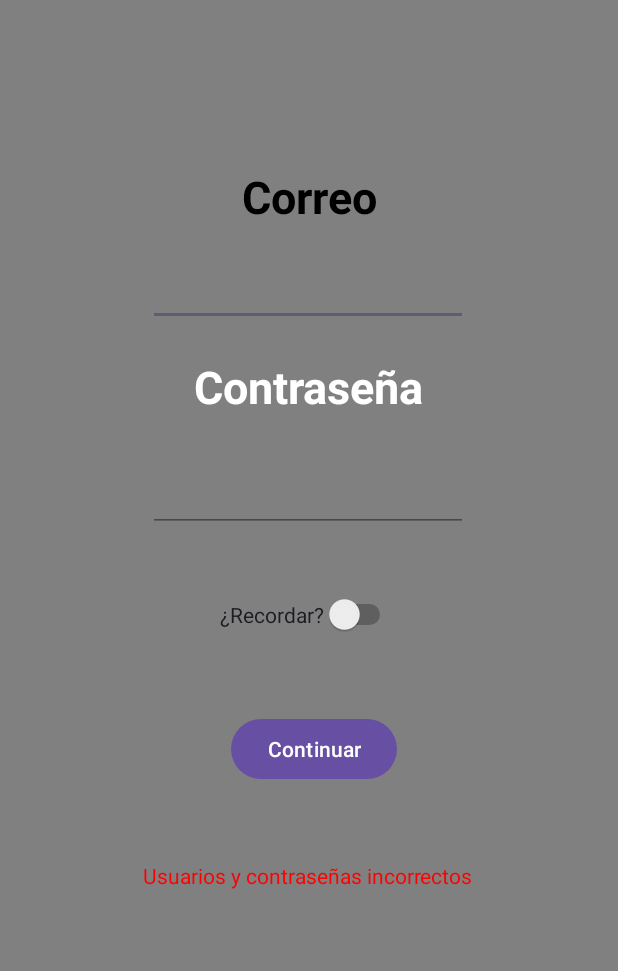
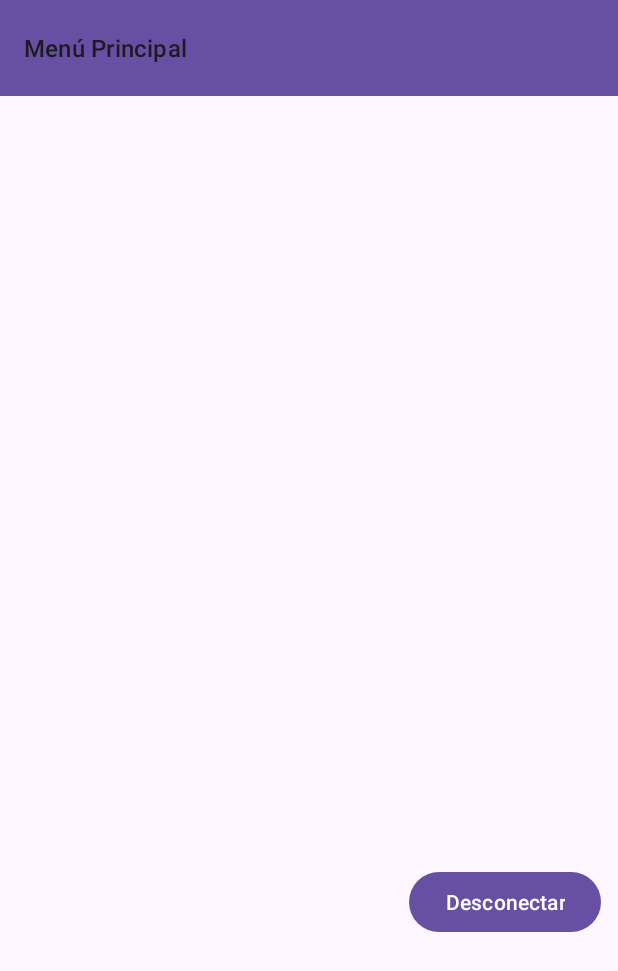
Before and after one commit to JossleyFVY/Programacion_Multimedia, an Android app: the screen it shows after launch (MainActivity before the commit, SegundaPantalla after it), after a tap on "Continuar", on a phone screen of 412 x 824 dp. Shown: the top 971 px of the screen. Run offline under Robolectric (Android 15) with nearby library versions, the phone set to English and light mode, and no system bars.

Commit message:
Ejercicio_Tema_6
Completado con todas las funcionalidades

```diff
--- a/TareaTema6/app/src/main/AndroidManifest.xml
+++ b/TareaTema6/app/src/main/AndroidManifest.xml
@@ -12,6 +12,9 @@
         android:supportsRtl="true"
         android:theme="@style/Theme.TareaTema5">
         <activity
+            android:name=".SegundaPantalla"
+            android:exported="false" />
+        <activity
             android:name=".MainActivity"
             android:exported="true">
             <intent-filter>
--- a/TareaTema6/app/src/main/java/com/example/tareatema5/MainActivity.java
+++ b/TareaTema6/app/src/main/java/com/example/tareatema5/MainActivity.java
@@ -1,5 +1,6 @@
 package com.example.tareatema5;
 
+import android.content.Intent;
 import android.graphics.Color;
 import android.os.Bundle;
 
@@ -38,7 +39,7 @@ public class MainActivity extends AppCompatActivity {
         textoModificable = findViewById(R.id.textoModificar);
 
         bContinuar.setOnClickListener( v -> {
-
+            /* CODIGO PARA QUE MUESTRE EL MENSAJE PERO AHORA AL CAMBIAR DE PANTALLA NO VA TENER UN  USO REAL
             String correo = textoCorreo.getText().toString();
             String contraseña = textoContraseña.getText().toString();
             if(correo.equals("correo@correo.com") && contraseña.equals("123")){
@@ -48,7 +49,13 @@ public class MainActivity extends AppCompatActivity {
             else {
                 textoModificable.setTextColor(Color.RED);
                 textoModificable.setText("Usuarios y contraseñas incorrectos");
-            }
+            }*/
+
+            Intent intent = new Intent(this, SegundaPantalla.class);
+            intent.putExtra("correo",textoCorreo.getText().toString());
+            textoCorreo.setText("");
+            textoContraseña.setText("");
+            startActivity(intent);
 
         });
 
--- /dev/null
+++ b/TareaTema6/app/src/main/java/com/example/tareatema5/SegundaPantalla.java
@@ -0,0 +1,39 @@
+package com.example.tareatema5;
+
+import android.content.Intent;
+import android.os.Bundle;
+
+import androidx.activity.EdgeToEdge;
+import androidx.appcompat.app.AppCompatActivity;
+import androidx.core.graphics.Insets;
+import androidx.core.view.ViewCompat;
+import androidx.core.view.WindowInsetsCompat;
+import android.widget.*;
+
+public class SegundaPantalla extends AppCompatActivity {
+    private TextView textoDelCorreo;
+    private Button btnDesconectar;
+
+    @Override
+    protected void onCreate(Bundle savedInstanceState) {
+        super.onCreate(savedInstanceState);
+        EdgeToEdge.enable(this);
+        setContentView(R.layout.activity_segunda_pantalla);
+        ViewCompat.setOnApplyWindowInsetsListener(findViewById(R.id.main), (v, insets) -> {
+            Insets systemBars = insets.getInsets(WindowInsetsCompat.Type.systemBars());
+            v.setPadding(systemBars.left, systemBars.top, systemBars.right, systemBars.bottom);
+            return insets;
+        });
+        Intent intent = getIntent();
+        String correo = intent.getStringExtra("correo");
+        textoDelCorreo = findViewById(R.id.textoDelCorreo);
+        textoDelCorreo.setText(correo);
+
+        btnDesconectar = findViewById(R.id.btnDesconectar);
+        btnDesconectar.setOnClickListener(view -> {
+
+            finish();
+
+        });
+    }
+}
--- /dev/null
+++ b/TareaTema6/app/src/main/res/layout/activity_segunda_pantalla.xml
@@ -0,0 +1,52 @@
+<?xml version="1.0" encoding="utf-8"?>
+<androidx.constraintlayout.widget.ConstraintLayout xmlns:android="http://schemas.android.com/apk/res/android"
+    xmlns:app="http://schemas.android.com/apk/res-auto"
+    xmlns:tools="http://schemas.android.com/tools"
+    android:id="@+id/main"
+    android:layout_width="match_parent"
+    android:layout_height="match_parent"
+    tools:context=".SegundaPantalla">
+
+    <com.google.android.material.appbar.MaterialToolbar
+        android:id="@+id/materialToolbar2"
+        android:layout_width="match_parent"
+        android:layout_height="wrap_content"
+        android:background="?attr/colorPrimary"
+        android:minHeight="?attr/actionBarSize"
+        android:theme="?attr/actionBarTheme"
+
+        app:layout_constraintEnd_toEndOf="parent"
+        app:layout_constraintStart_toStartOf="parent"
+        app:layout_constraintTop_toTopOf="parent"
+        app:subtitle="Menú Principal" />
+
+    <TextView
+        android:id="@+id/textoDelCorreo"
+        android:layout_width="wrap_content"
+        android:layout_height="wrap_content"
+        android:layout_marginStart="16dp"
+        android:layout_marginTop="28dp"
+        android:layout_marginEnd="250dp"
+        android:layout_marginBottom="440dp"
+        app:layout_constraintBottom_toBottomOf="parent"
+        app:layout_constraintEnd_toEndOf="parent"
+        app:layout_constraintStart_toStartOf="parent"
+        app:layout_constraintTop_toBottomOf="@+id/materialToolbar2" />
+
+    <Button
+        android:id="@+id/btnDesconectar"
+        android:layout_width="wrap_content"
+        android:layout_height="wrap_content"
+        android:layout_marginStart="223dp"
+        android:layout_marginTop="429dp"
+        android:layout_marginEnd="11dp"
+        android:layout_marginBottom="10dp"
+        android:text="Desconectar"
+        app:layout_constraintBottom_toBottomOf="parent"
+        app:layout_constraintEnd_toEndOf="parent"
+        app:layout_constraintHorizontal_bias="1.0"
+        app:layout_constraintStart_toStartOf="parent"
+        app:layout_constraintTop_toBottomOf="@+id/materialToolbar2"
+        app:layout_constraintVertical_bias="0.307" />
+
+</androidx.constraintlayout.widget.ConstraintLayout>
```
